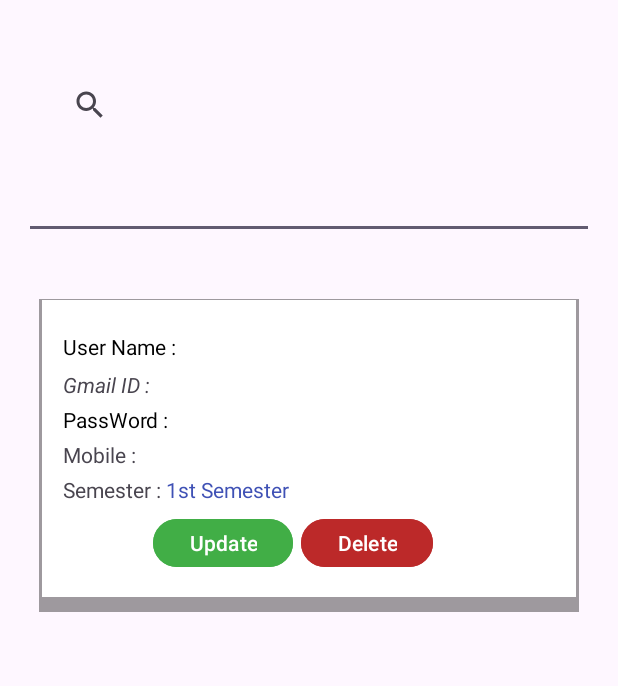
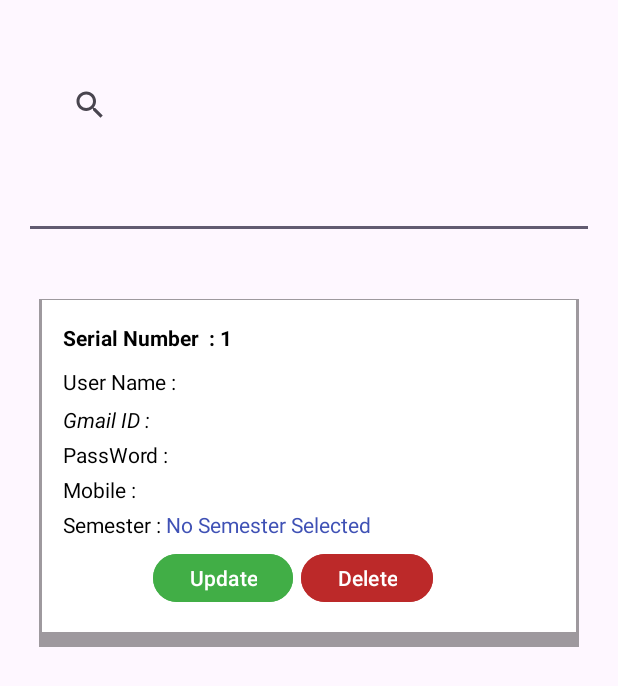
Before and after one commit to MHRIFAT120/get-spinner-data-into-listview, an Android app: the screen it shows after launch (ShowFinalData), after a tap on "Show Data", on a phone screen of 412 x 824 dp. Shown: the top 686 px of the screen. Run offline under Robolectric (Android 15) with nearby library versions, the phone set to English and light mode, and no system bars.

Commit message:
final commit

```diff
--- a/app/src/main/java/com/rifat/sqlite2/MainActivity.java
+++ b/app/src/main/java/com/rifat/sqlite2/MainActivity.java
@@ -17,8 +17,8 @@ import java.util.ArrayList;
 
 public class MainActivity extends AppCompatActivity {
 
-    EditText edName,edMobile,edGmail,edPassword;
-    Button buttonSubmit,buttonShow;
+    EditText edName,edMobile,edGmail,edPassword,edId;
+    Button buttonSubmit,buttonShow,buttonUpdate;
     DataBaseHelper dbHelper;
 
 
@@ -29,20 +29,23 @@ public class MainActivity extends AppCompatActivity {
         super.onCreate(savedInstanceState);
         setContentView(R.layout.activity_main);
 
+        edId=findViewById(R.id.edId);
         edName=findViewById(R.id.edName);
         edMobile=findViewById(R.id.edMobile);
         edGmail=findViewById(R.id.edGmail);
         edPassword=findViewById(R.id.edPassword);
         buttonSubmit=findViewById(R.id.buttonSubmit);
         buttonShow=findViewById(R.id.buttonShow);
+        buttonUpdate=findViewById(R.id.buttonUpdate);
+
         dbHelper=new DataBaseHelper(MainActivity.this);
 
+   /* The hole process how to set Spinner */
 
         Spinner spinner = findViewById(R.id.spinner);
 
-
-
         ArrayList<String>arrayList=new ArrayList<>();
+        arrayList.add("No Semester Selected");
         arrayList.add("1st Semester");
         arrayList.add("2nd Semester");
         arrayList.add("3rd Semester");
@@ -76,21 +79,7 @@ public class MainActivity extends AppCompatActivity {
             }
         });
 
-
-
-
-
-
-
-
-
-
-
-
-
-
-
-
+        /* Ends of the Introduction of a spinner  */
 
 
         buttonSubmit.setOnClickListener(new View.OnClickListener() {
@@ -114,7 +103,15 @@ public class MainActivity extends AppCompatActivity {
         });
 
 
+        buttonUpdate.setOnClickListener(new View.OnClickListener() {
+            @Override
+            public void onClick(View v) {
+                dbHelper.updatedData(edId.getText().toString(), edName.getText().toString(),edGmail.getText().toString()  ,edPassword.getText().toString() ,edMobile.getText().toString(), setSpinner);
+                Toast.makeText(MainActivity.this, "Studdent Profile Updated..", Toast.LENGTH_SHORT).show();
 
+
+            }
+        });
 
 
     }////on create
--- a/app/src/main/res/layout/item.xml
+++ b/app/src/main/res/layout/item.xml
@@ -17,6 +17,32 @@
         android:foreground="?attr/selectableItemBackgroundBorderless"
 
         >
+        <LinearLayout
+            android:layout_width="wrap_content"
+            android:layout_height="wrap_content"
+            android:orientation="horizontal">
+
+
+            <TextView
+                android:layout_width="wrap_content"
+                android:layout_height="wrap_content"
+                android:text="Serial Number  : "
+                android:textColor="#000000"
+                android:layout_marginBottom="4dp"
+                android:textStyle="bold"
+
+                />
+            <TextView
+                android:id="@+id/tvid"
+                android:layout_width="wrap_content"
+                android:layout_height="wrap_content"
+                android:text="   id"
+                android:textColor="#000000"
+                android:layout_marginBottom="4dp"
+                android:textStyle="bold"
+                />
+
+        </LinearLayout>
 
         <LinearLayout
             android:layout_width="wrap_content"
@@ -55,6 +81,8 @@
                 android:layout_width="wrap_content"
                 android:layout_height="wrap_content"
                 android:text="Gmail ID :  "
+                android:textColor="#000000"
+
                 android:textStyle="italic"
                 android:layout_marginBottom="4dp"
 
@@ -115,6 +143,8 @@
                 android:layout_width="wrap_content"
                 android:layout_height="wrap_content"
                 android:text="Mobile : "
+                android:textColor="#000000"
+
                 android:layout_marginBottom="4dp"
                 />
 
@@ -139,6 +169,8 @@
                 android:layout_width="wrap_content"
                 android:layout_height="wrap_content"
                 android:text="Semester : "
+                android:textColor="#000000"
+
                 android:layout_marginBottom="4dp"
                 />
 
```
Also changed, not shown: app/src/main/java/com/rifat/sqlite2/DataBaseHelper.java (+38 -0 lines), app/src/main/java/com/rifat/sqlite2/ShowFinalData.java (+58 -9 lines), app/src/main/res/layout/activity_main.xml (+27 -0 lines), app/src/main/res/layout/dialog_layout.xml (added, +144 -0 lines).
